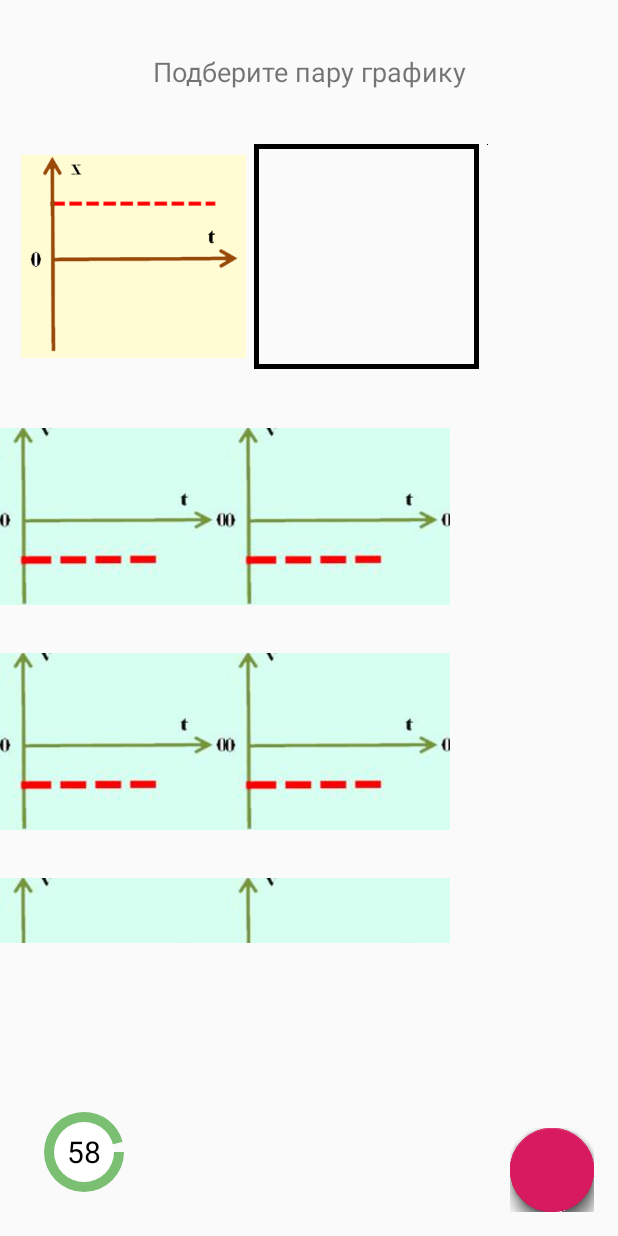
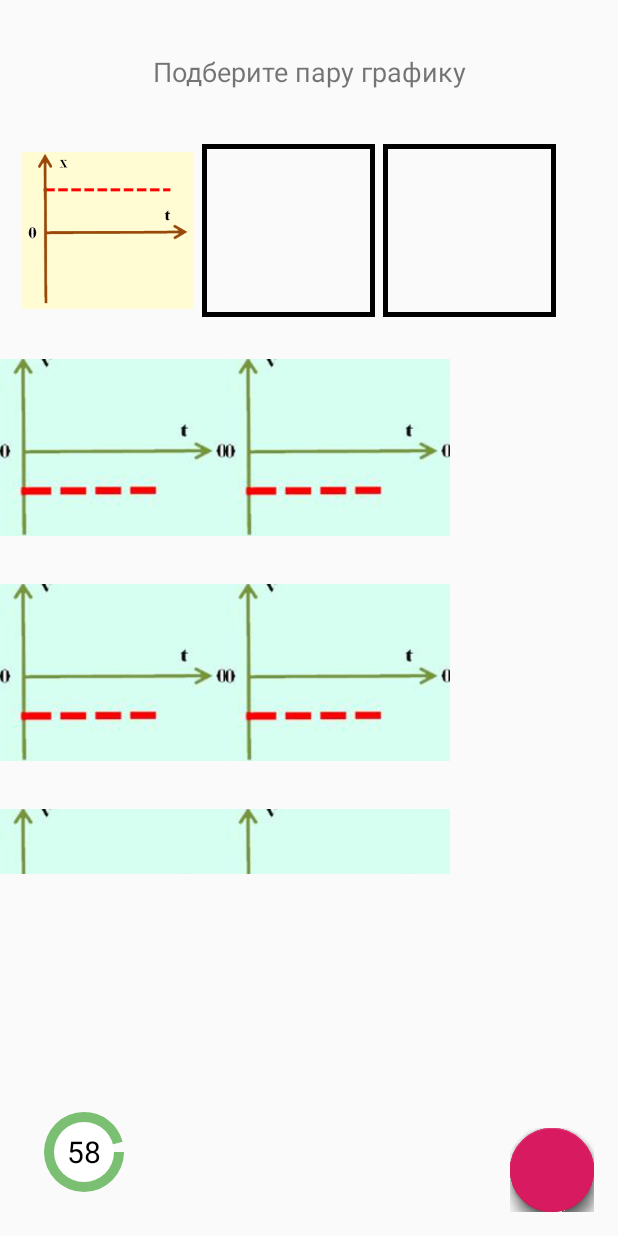
Before and after one commit to IgorKhramtsov/physmin-android, an Android app: the TestFragment_graph_graph2 screen opened through its navigation route, on a phone screen of 412 x 824 dp. Run offline under Robolectric (Android 15) with nearby library versions, the phone set to English and light mode, and no system bars; plain views replace FloatingActionButton, FloatingActionsMenu.

Commit message:
* Graphs arrange.

```diff
--- a/app/src/main/res/layout/fragment_test_fragment_graph_graph2.xml
+++ b/app/src/main/res/layout/fragment_test_fragment_graph_graph2.xml
@@ -32,7 +32,7 @@
         <com.example.physmin.SettableGroup
             android:id="@+id/settableGroup"
             android:layout_width="wrap_content"
-            android:layout_height="165dp"
+            android:layout_height="119dp"
             android:layout_marginStart="8dp"
             android:layout_marginLeft="8dp"
             android:layout_marginTop="8dp"
@@ -45,23 +45,24 @@
 
             <ImageView
                 android:id="@+id/imageView"
-                android:layout_width="150dp"
-                android:layout_height="150dp"
+                android:layout_width="115dp"
+                android:layout_height="115dp"
                 android:src="@drawable/graph1" />
 
             <com.example.physmin.BlankImageView
                 android:id="@+id/asd"
-                android:layout_width="250dp"
-                android:layout_height="250dp"
-                android:minWidth="250dp"
-                android:minHeight="250dp"
+                android:layout_width="115dp"
+                android:layout_height="115dp"
+                android:minWidth="115dp"
+                android:minHeight="115dp"
                 android:padding="10dp" />
 
             <com.example.physmin.BlankImageView
                 android:id="@+id/sad"
-                android:layout_width="150dp"
-                android:layout_height="150dp"
-                android:src="@android:drawable/screen_background_dark_transparent" />
+                android:layout_width="115dp"
+                android:layout_height="115dp"
+                android:minWidth="115dp"
+                android:minHeight="115dp" />
 
         </com.example.physmin.SettableGroup>
 
```
